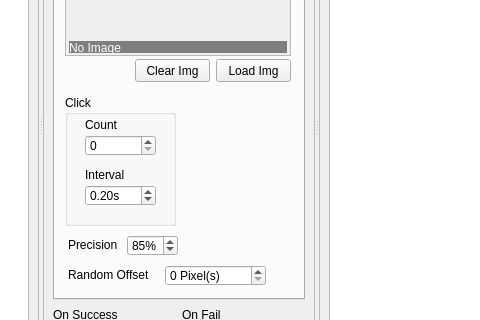
This is qtUI/pymacro.ui in jupiterbjy/python-macro-practice as Qt 5 draws it before an edit; both pictures show x 140 to 620 and y 169 to 489 of the 740 by 587 pixel window. The edited form follows.
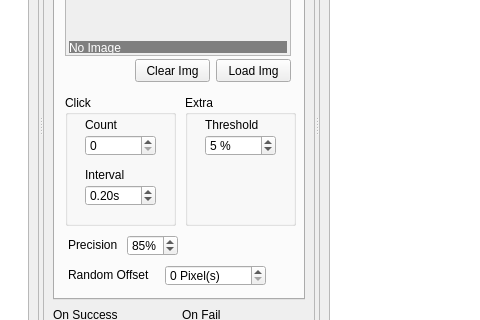
This is the edited form. The open tabs and pages were chosen to show the change.

Commit message: Now supports image clipping threshold in SearchOccurrence. Fixed Sequence element name being displayed instead of image name. Fixed Image directory and Sequence directory opening same directory for QDialog.

What changed in the file:
```diff
--- a/qtUI/pymacro.ui
+++ b/qtUI/pymacro.ui
@@ -868,6 +868,66 @@
              <string>Random Offset</string>
             </property>
            </widget>
+           <widget class="QGroupBox" name="countClickGroup_2">
+            <property name="enabled">
+             <bool>true</bool>
+            </property>
+            <property name="geometry">
+             <rect>
+              <x>130</x>
+              <y>200</y>
+              <width>111</width>
+              <height>131</height>
+             </rect>
+            </property>
+            <property name="title">
+             <string>Extra</string>
+            </property>
+            <property name="checkable">
+             <bool>false</bool>
+            </property>
+            <property name="checked">
+             <bool>false</bool>
+            </property>
+            <widget class="QLabel" name="label_17">
+             <property name="geometry">
+              <rect>
+               <x>20</x>
+               <y>20</y>
+               <width>81</width>
+               <height>20</height>
+              </rect>
+             </property>
+             <property name="text">
+              <string>Threshold</string>
+             </property>
+            </widget>
+            <widget class="QSpinBox" name="countThreshold">
+             <property name="geometry">
+              <rect>
+               <x>20</x>
+               <y>40</y>
+               <width>71</width>
+               <height>21</height>
+              </rect>
+             </property>
+             <property name="toolTip">
+              <string>&lt;html&gt;&lt;head/&gt;&lt;body&gt;&lt;p&gt;Configs max percent of &lt;span style=&quot; font-weight:600;&quot;&gt;clipping&lt;/span&gt; between separated matches.&lt;/p&gt;&lt;/body&gt;&lt;/html&gt;</string>
+             </property>
+             <property name="suffix">
+              <string> %</string>
+             </property>
+             <property name="maximum">
+              <number>75</number>
+             </property>
+             <property name="value">
+              <number>5</number>
+             </property>
+             <property name="displayIntegerBase">
+              <number>10</number>
+             </property>
+            </widget>
+           </widget>
           </widget>
           <widget class="QWidget" name="funcTab">
            <attribute name="title">
```
Left out of the diff: 2 changed lines with no effect on the pictures. The commit also changes 8 other files.
